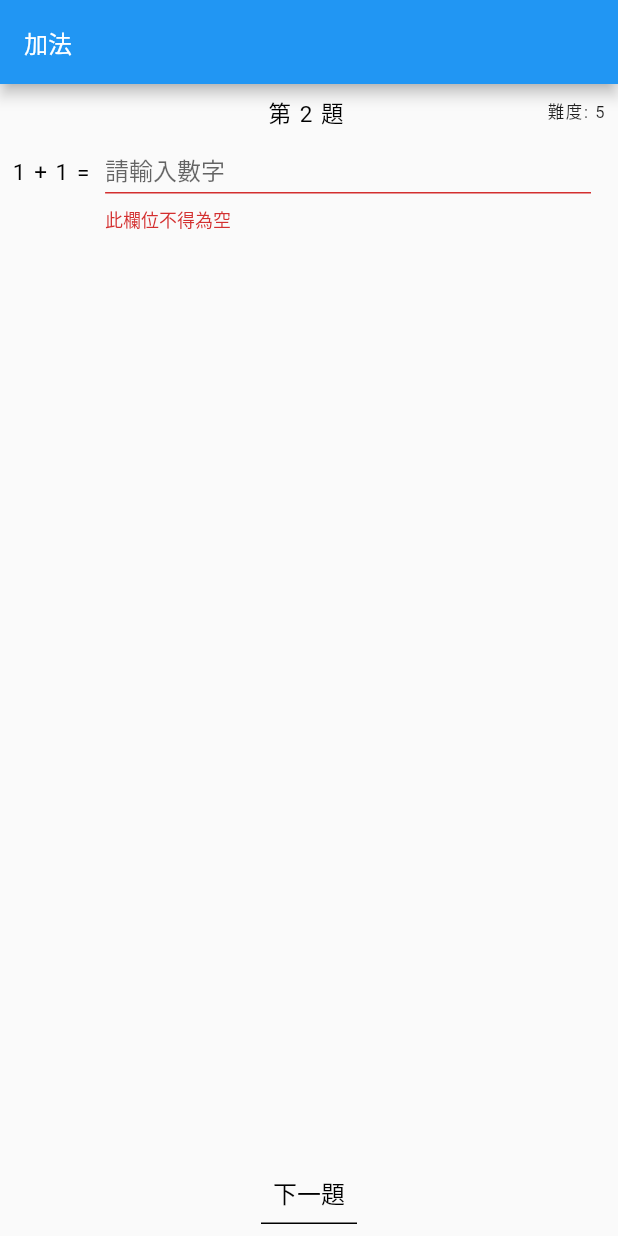
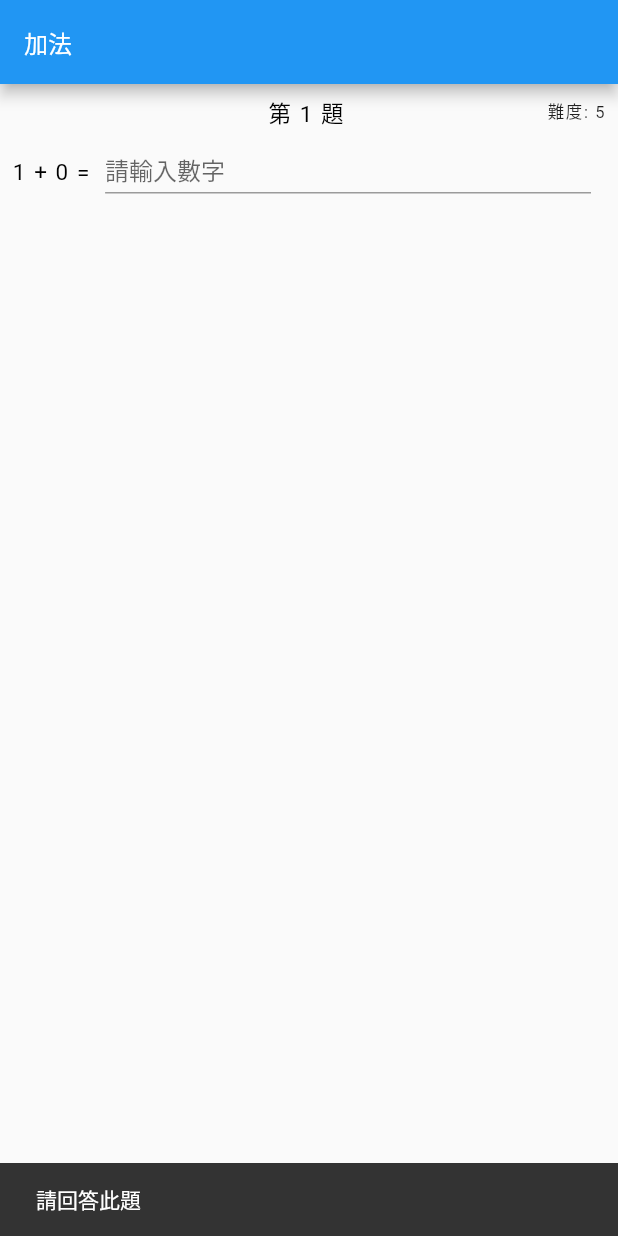
Before and after one commit to BoshiLee/koobitsflutter, a Flutter app: the screen it shows after launch, after a tap on "下一題", on a phone screen of 412 x 824 dp. Run offline on Flutter 3.47's test engine with Material 2 defaults, Android fonts, the phone set to English and light mode, and no system bars; our stand-ins replace bloc, equatable, flutter_bloc.

Commit message:
change question_content.dart to stateless

```diff
--- a/lib/cubits/topic_cubit.dart
+++ b/lib/cubits/topic_cubit.dart
@@ -19,6 +19,14 @@ class TopicCubit extends Cubit<TopicState> {
 
   int _currentIndex = 0;
 
+  bool get validate {
+    if (answers[_currentIndex] == null) {
+      return true;
+    } else {
+      return (currentAnswerValue != null && currentAnswerValue!.isNotEmpty);
+    }
+  }
+
   bool get isFinished =>
       questions.isNotEmpty &&
       (answers.length == questions.length) &&
@@ -33,7 +41,7 @@ class TopicCubit extends Cubit<TopicState> {
 
   Answer? get currentAnswer {
     if (answers[_currentIndex] == null) {
-      answers[_currentIndex] = Answer(_currentIndex);
+      return null;
     }
     return answers[_currentIndex];
   }
@@ -44,9 +52,14 @@ class TopicCubit extends Cubit<TopicState> {
 
   set currentAnswerValue(String? answer) {
     if (answer == null) return;
-    if (answer.isEmpty) return;
+    if (answer.isEmpty) {
+      answers[_currentIndex] = Answer(_currentIndex);
+      emit(TopicLoaded());
+      return;
+    }
     final value = int.parse(answer);
     answers[_currentIndex] = Answer(_currentIndex, answer: value);
+    emit(TopicLoaded());
   }
 
   Future _getQuestions() async {
@@ -61,6 +74,10 @@ class TopicCubit extends Cubit<TopicState> {
 
   Future submit() async {
     if (currentAnswer == null) {
+      emit(const TopicErrorOccurred(errorMessage: '請回答此題'));
+      return;
+    }
+    if (currentAnswer?.answer == null) {
       emit(const TopicErrorOccurred(errorMessage: '請回答此題'));
       return;
     }
--- a/lib/repository/topic_repository.dart
+++ b/lib/repository/topic_repository.dart
@@ -6,7 +6,7 @@ class TopicRepository {
   Future<List<Question>> getQuestions() async {
     List<Question> questions = [];
     await Future.delayed(
-      const Duration(seconds: 3),
+      const Duration(seconds: 1),
     );
     for (var i = 0; i < 10; i++) {
       questions.add(
@@ -21,11 +21,14 @@ class TopicRepository {
     return questions;
   }
 
-  Future<List<Answer>> postAnswers({required List<Question> questions, required List<Answer> answers}) async {
+  Future<List<Answer>> postAnswers(
+      {required List<Question> questions,
+      required List<Answer> answers}) async {
     final answerMap = answers.asMap();
     List<Answer> wrongAns = [];
     for (Question question in questions) {
-      if (!answerMap.containsKey(question.id)) throw BadDataException('第 ${question.id} 尚未回答');
+      if (!answerMap.containsKey(question.id))
+        throw BadDataException('第 ${question.id} 尚未回答');
       if (answerMap[question.id]?.answer != question.answer?.answer) {
         wrongAns.add(question.answer ?? Answer(question.id));
       }
--- a/lib/screens/question_content.dart
+++ b/lib/screens/question_content.dart
@@ -3,50 +3,21 @@ import 'package:flutter/services.dart';
 import 'package:koobitsflutter/model/question.dart';
 import 'package:koobitsflutter/styles/text_styles.dart';
 
-class QuestionContent extends StatefulWidget {
+class QuestionContent extends StatelessWidget {
   final String? initValue;
   final bool isLoading;
   final Question? question;
+  final bool validate;
   final ValueChanged<String> onAnswerChanged;
 
   const QuestionContent({
     Key? key,
     this.isLoading = false,
+    this.validate = true,
     this.initValue,
     required this.question,
     required this.onAnswerChanged,
   }) : super(key: key);
-
-  @override
-  State<QuestionContent> createState() => _QuestionContentState();
-}
-
-class _QuestionContentState extends State<QuestionContent> {
-  late String _text;
-  bool _validate = false;
-  late TextEditingController _controller;
-
-  @override
-  void initState() {
-    _text = widget.initValue ?? '';
-    _controller = TextEditingController(text: widget.initValue);
-    _controller.addListener(
-      () => setState(() {
-        _text = _controller.text;
-        _validate = _text.isNotEmpty;
-        if (_validate) {
-          widget.onAnswerChanged.call(_text);
-        }
-      }),
-    );
-    super.initState();
-  }
-
-  @override
-  void dispose() {
-    _controller.dispose();
-    super.dispose();
-  }
 
   @override
   Widget build(BuildContext context) {
@@ -59,15 +30,13 @@ class _QuestionContentState extends State<QuestionContent> {
             children: [
               Expanded(child: Container()),
               Text(
-                widget.isLoading
-                    ? '讀取題目中'
-                    : '第 ${(widget.question?.id ?? 0) + 1} 題',
+                isLoading ? '讀取題目中' : '第 ${(question?.id ?? 0) + 1} 題',
                 style: kBodyRegular.apply(color: Colors.black),
               ),
               const SizedBox(width: 4),
               Expanded(
                 child: Text(
-                  '難度: ${widget.question?.difficulty}',
+                  '難度: ${question?.difficulty}',
                   style: kSmall2,
                   textAlign: TextAlign.end,
                 ),
@@ -83,9 +52,7 @@ class _QuestionContentState extends State<QuestionContent> {
               Padding(
                 padding: const EdgeInsets.only(top: 2),
                 child: Text(
-                  widget.isLoading
-                      ? '題目讀取中'
-                      : widget.question?.question ?? '題目取得失敗',
+                  isLoading ? '題目讀取中' : question?.question ?? '題目取得失敗',
                   style: kBodyRegular.apply(color: Colors.black),
                 ),
               ),
@@ -93,15 +60,15 @@ class _QuestionContentState extends State<QuestionContent> {
                 child: Padding(
                   padding: const EdgeInsets.symmetric(horizontal: 10),
                   child: TextField(
-                    enabled: !widget.isLoading,
-                    controller: _controller,
-                    autofocus: true,
+                    enabled: !isLoading,
+                    controller: TextEditingController(text: initValue),
                     decoration: InputDecoration(
                       isDense: true,
                       contentPadding: const EdgeInsets.only(bottom: 4),
                       hintText: '請輸入數字',
-                      errorText: !_validate ? '此欄位不得為空' : null,
+                      errorText: !validate ? '此欄位不得為空' : null,
                     ),
+                    onSubmitted: onAnswerChanged,
                     inputFormatters: [FilteringTextInputFormatter.digitsOnly],
                     keyboardType: const TextInputType.numberWithOptions(
                       signed: false,
--- a/lib/screens/topic_screen.dart
+++ b/lib/screens/topic_screen.dart
@@ -19,11 +19,20 @@ class TopicScreen extends StatelessWidget {
           ),
         ),
       ),
-      body: BlocBuilder<TopicCubit, TopicState>(
+      body: BlocListener<TopicCubit, TopicState>(
+        listener: (context, state) {
+          if (state is TopicErrorOccurred) {
+            ScaffoldMessenger.of(context).showSnackBar(SnackBar(
+              content: Text(state.errorMessage),
+            ));
+          }
+        },
+        child: BlocBuilder<TopicCubit, TopicState>(
           builder: (context, state) {
             return ScrollableContentStep(
               keepState: false,
               child: QuestionContent(
+                validate: context.watch<TopicCubit>().validate,
                 initValue: context.read<TopicCubit>().currentAnswerValue,
                 isLoading: state is TopicLoading,
                 question: context.watch<TopicCubit>().currentQuestion,
@@ -36,6 +45,7 @@ class TopicScreen extends StatelessWidget {
             );
           },
         ),
+      ),
     );
   }
 }
--- a/lib/widgets/scrollable_content_step.dart
+++ b/lib/widgets/scrollable_content_step.dart
@@ -24,15 +24,9 @@ class ScrollableContentStep extends StatelessWidget {
     this.keepState = true,
   }) : super(key: key);
 
-  _hideKeyboard(BuildContext context) {
-    FocusScope.of(context).requestFocus(FocusNode());
-  }
-
   @override
   Widget build(BuildContext context) {
     return GestureDetector(
-      onTap: () => _hideKeyboard(context),
-      onVerticalDragDown: (_) => _hideKeyboard(context),
       child: Column(
         crossAxisAlignment: CrossAxisAlignment.stretch,
         children: [
```
Lines whose indentation alone changed are shown as unchanged.
